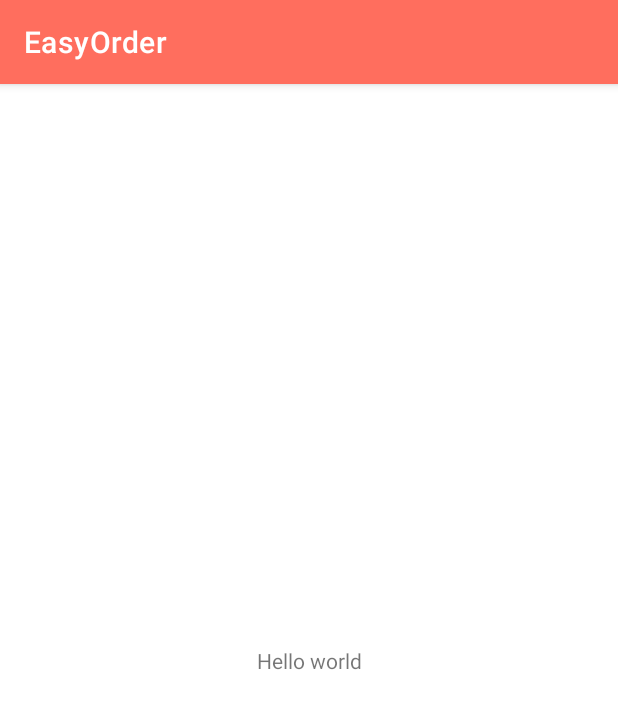
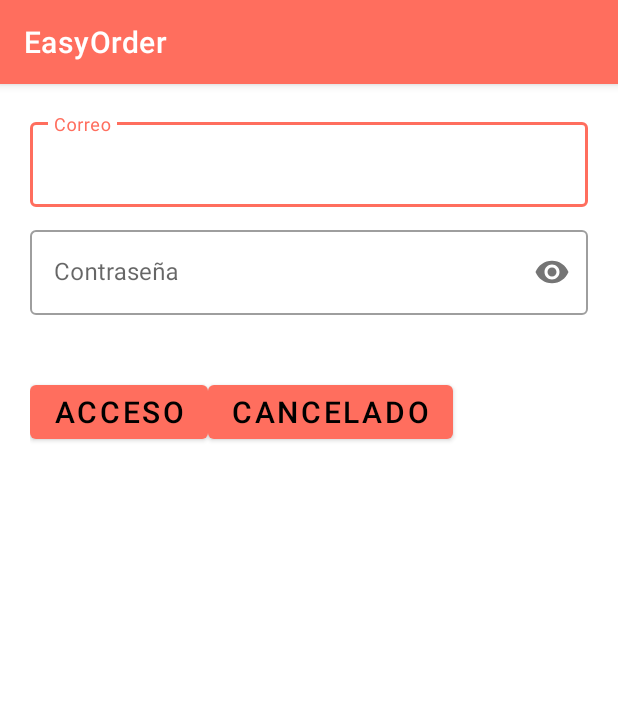
Before and after one commit to Maocepeda/EasyOrder, an Android app: the MainActivity screen opened directly, with no data from a screen before it, on a phone screen of 412 x 824 dp. Shown: the top 709 px of the screen. Run offline under Robolectric (Android 15) with nearby library versions, the phone set to English and light mode, and no system bars.

Commit message:
Elaboración Loggin

```diff
--- /dev/null
+++ b/app/src/main/java/com/mintic2022/easyorder/MainActivity.java
@@ -0,0 +1,6 @@
+package com.mintic2022.easyorder;
+
+import android.app.Activity;
+
+public class MainActivity extends Activity {
+}
--- a/app/src/main/res/layout/activity_main.xml
+++ b/app/src/main/res/layout/activity_main.xml
@@ -1,25 +1,83 @@
 <?xml version="1.0" encoding="utf-8"?>
-<androidx.coordinatorlayout.widget.CoordinatorLayout xmlns:android="http://schemas.android.com/apk/res/android"
+
+<LinearLayout
+
+    xmlns:android="http://schemas.android.com/apk/res/android"
+    xmlns:app="http://schemas.android.com/apk/res-auto"
+    xmlns:tools="http://schemas.android.com/tools"
+
     android:layout_width="match_parent"
     android:layout_height="match_parent"
-    xmlns:app="http://schemas.android.com/apk/res-auto">
+    android:orientation="vertical"
+    android:layout_gravity="center"
+    android:padding="20dp"
+    tools:context=".view.ui.activities.MainActivity">
 
-    <LinearLayout
-        android:id="@+id/linearLayout"
-        android:layout_width="match_parent"
-        android:layout_height="match_parent"
-        android:layout_gravity="center_horizontal"
-        android:orientation="vertical">
-
-    </LinearLayout>
-
-    <TextView
+    <com.google.android.material.textfield.TextInputLayout
+        android:id="@+id/correo"
         android:layout_width="match_parent"
         android:layout_height="wrap_content"
-        android:gravity="center_horizontal"
-        android:text="Hello world"
-        app:layout_anchor="@+id/linearLayout"
-        app:layout_anchorGravity="center" />
+        android:hint="Correo"
+        app:errorIconDrawable="@null"
+        style="@style/Widget.MaterialComponents.TextInputLayout.OutlinedBox">
+
+        <com.google.android.material.textfield.TextInputEditText
+            android:layout_width="match_parent"
+            android:layout_height="wrap_content"
+            android:inputType="textEmailAddress"/>
+
+    </com.google.android.material.textfield.TextInputLayout>
+
+    <com.google.android.material.textfield.TextInputLayout
+
+        android:id="@+id/contrasena"
+        android:layout_width="match_parent"
+        android:layout_height="wrap_content"
+        android:layout_marginTop="10dp"
+        android:hint="Contraseña"
+        app:errorEnabled="true"
+        app:errorIconDrawable="@null"
+        app:passwordToggleEnabled="true"
+        style="@style/Widget.MaterialComponents.TextInputLayout.OutlinedBox">
+
+        <com.google.android.material.textfield.TextInputEditText
+
+            android:layout_width="match_parent"
+            android:layout_height="wrap_content"
+            android:inputType="textPassword"/>
+
+    </com.google.android.material.textfield.TextInputLayout>
+
+        <LinearLayout
+
+            android:layout_width="match_parent"
+            android:layout_height="wrap_content"
+            android:orientation="horizontal">
+
+            <Button
+                android:id="@+id/btnEntrar"
+                android:layout_width="wrap_content"
+                android:layout_height="wrap_content"
+                android:layout_alignParentEnd="true"
+                android:layout_alignParentRight="true"
+                android:layout_marginTop="20dp"
+                android:text="Acceso"
+                android:textSize="20sp"/>
+
+            <Button
+                android:id="@+id/btnCancelar"
+                android:layout_width="wrap_content"
+                android:layout_height="wrap_content"
+                android:layout_marginTop="20dp"
+                android:text="Cancelado"
+                android:textSize="20sp"
+                android:layout_marginEnd="12dp"
+                android:layout_marginRight="12dp"
+                android:layout_toStartOf="@id/btnEntrar"
+                android:layout_toLeftOf="@id/btnEntrar"/>
+        </LinearLayout>
 
 
-</androidx.coordinatorlayout.widget.CoordinatorLayout>
+
+
+</LinearLayout>
```
Also changed, not shown: app/build.gradle (+10 -0 lines), app/src/main/java/com/mintic2022/easyorder/view/ui/activities/MainActivity.kt (+69 -2 lines), 580 other files.
